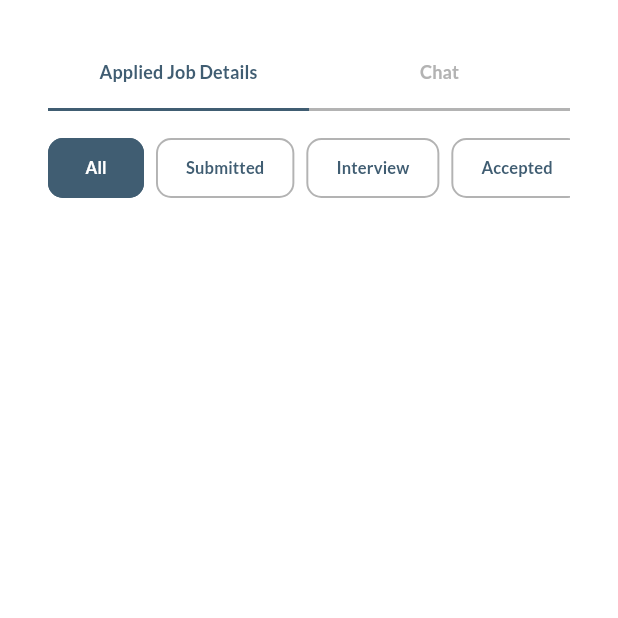
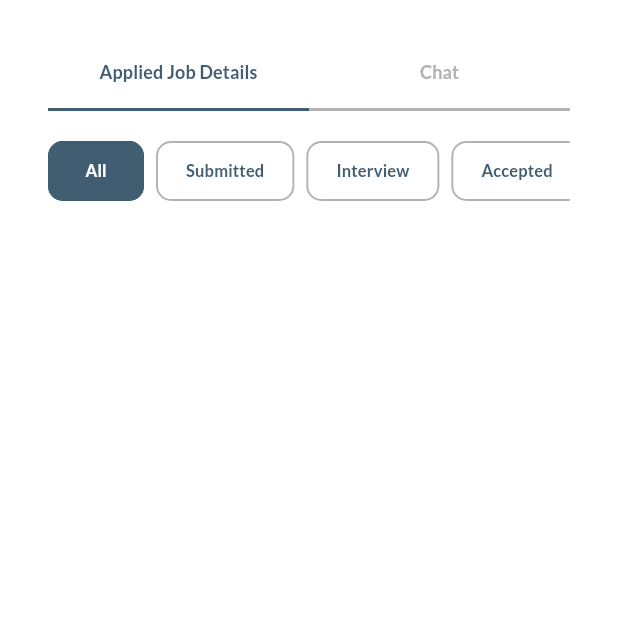
Before and after one commit to AlthafKumara/jobseeker_app, a Flutter app: the SocietyVacancy screen opened by its route, on a phone screen of 412 x 824 dp, the top half of it. Run offline on Flutter 3.47's test engine with Material 3 defaults, Android fonts, the phone set to English and light mode, and no system bars; our stand-ins replace file_picker, image_picker, open_filex, shared_preferences, smooth_page_indicator; accounts and stored records are empty.

Commit message:
Slicing society_vacancy

```diff
--- a/lib/views/society_view/society_vacancy.dart
+++ b/lib/views/society_view/society_vacancy.dart
@@ -119,9 +119,14 @@ class _SocietyVacancyState extends State<SocietyVacancy> {
                   ],
                 ),
 
-                const SizedBox(height: 14),
+                const SizedBox(height: 16),
 
-                SingleChildScrollView(
+                Container(
+                  height: MediaQuery.of(context).size.height * 0.8,
+                  width: double.infinity,
+                  margin: const EdgeInsets.only(bottom: 40),
+                  child: _appliedActive
+                      ? SingleChildScrollView(
                           scrollDirection: Axis.horizontal,
                           child: Wrap(
                             spacing: 8,
@@ -138,6 +143,10 @@ class _SocietyVacancyState extends State<SocietyVacancy> {
                               );
                             }),
                           ),
+                        )
+                      : _chatActive
+                          ? Center(child: Text("Chat"))
+                          : Center(child: Text("No Data")),
                 ),
 
                 const SizedBox(height: 28),
```
Lines whose indentation alone changed are shown as unchanged.
